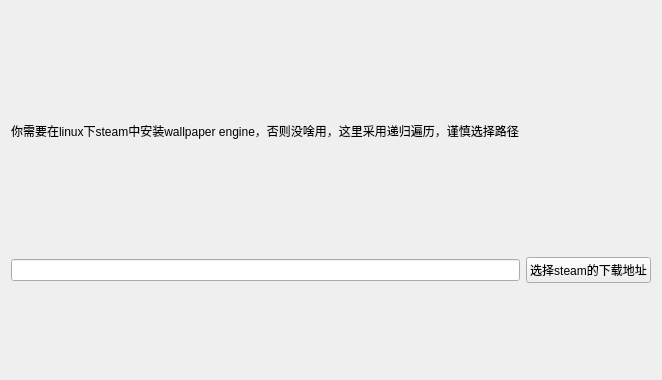
This is listview/wallpaperengineplugin.ui in dependon/fantascene-dynamic-wallpaper as Qt 5 draws it before an edit. The edited form follows.
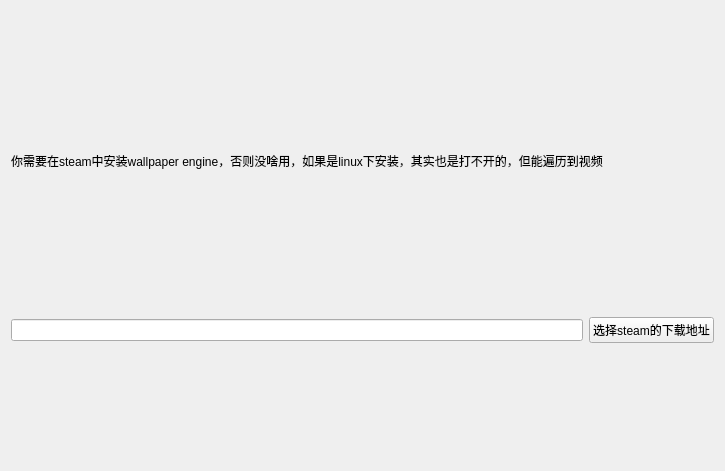
This is the edited form.

Commit message: 更新了说明

```diff
--- a/listview/wallpaperengineplugin.ui
+++ b/listview/wallpaperengineplugin.ui
@@ -6,8 +6,8 @@
    <rect>
     <x>0</x>
     <y>0</y>
-    <width>656</width>
-    <height>380</height>
+    <width>725</width>
+    <height>471</height>
    </rect>
   </property>
   <property name="windowTitle">
@@ -46,7 +46,7 @@
       </size>
      </property>
      <property name="text">
-      <string>你需要在linux下steam中安装wallpaper engine，否则没啥用，这里采用递归遍历，谨慎选择路径</string>
+      <string>你需要在steam中安装wallpaper engine，否则没啥用，如果是linux下安装，其实也是打不开的，但能遍历到视频</string>
      </property>
     </widget>
    </item>
```
The commit also changes 1 other file.
